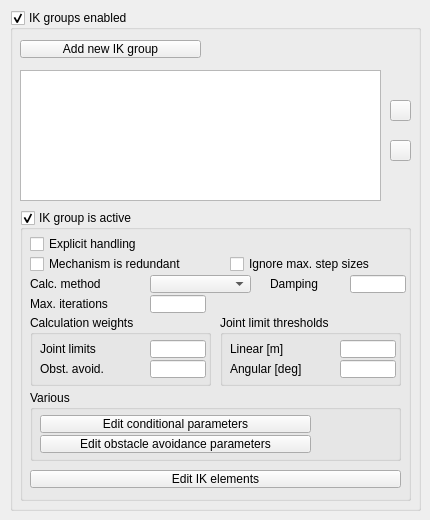
CoppeliaRobotics/coppeliaSimLib, file ui/qdlgik.ui: the form before one commit.
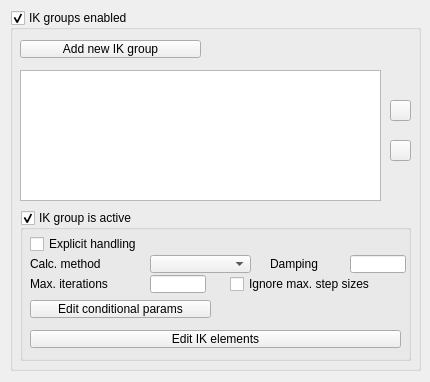
The form after the commit. Icons and pictures are not drawn.

Diff of the .ui file:
```diff
--- a/ui/qdlgik.ui
+++ b/ui/qdlgik.ui
@@ -7,7 +7,7 @@
     <x>0</x>
     <y>0</y>
     <width>430</width>
-    <height>520</height>
+    <height>382</height>
    </rect>
   </property>
   <property name="windowTitle">
@@ -22,7 +22,7 @@
      <x>10</x>
      <y>10</y>
      <width>411</width>
-     <height>501</height>
+     <height>361</height>
     </rect>
    </property>
    <property name="title">
@@ -106,7 +106,7 @@
       <x>10</x>
       <y>200</y>
       <width>391</width>
-      <height>291</height>
+      <height>151</height>
      </rect>
     </property>
     <property name="title">
@@ -134,27 +134,11 @@
       <string>Explicit handling</string>
      </property>
     </widget>
-    <widget class="QCheckBox" name="qqRedundant">
-     <property name="geometry">
-      <rect>
-       <x>10</x>
-       <y>45</y>
-       <width>201</width>
-       <height>18</height>
-      </rect>
-     </property>
-     <property name="focusPolicy">
-      <enum>Qt::StrongFocus</enum>
-     </property>
-     <property name="text">
-      <string>Mechanism is redundant</string>
-     </property>
-    </widget>
     <widget class="QLabel" name="label">
      <property name="geometry">
       <rect>
        <x>10</x>
-       <y>65</y>
+       <y>45</y>
        <width>121</width>
        <height>18</height>
       </rect>
@@ -167,7 +151,7 @@
      <property name="geometry">
       <rect>
        <x>130</x>
-       <y>65</y>
+       <y>45</y>
        <width>101</width>
        <height>18</height>
       </rect>
@@ -177,7 +161,7 @@
      <property name="geometry">
       <rect>
        <x>250</x>
-       <y>65</y>
+       <y>45</y>
        <width>81</width>
        <height>18</height>
       </rect>
@@ -190,7 +174,7 @@
      <property name="geometry">
       <rect>
        <x>330</x>
-       <y>65</y>
+       <y>45</y>
        <width>56</width>
        <height>18</height>
       </rect>
@@ -200,7 +184,7 @@
      <property name="geometry">
       <rect>
        <x>10</x>
-       <y>85</y>
+       <y>65</y>
        <width>121</width>
        <height>18</height>
       </rect>
@@ -213,7 +197,7 @@
      <property name="geometry">
       <rect>
        <x>130</x>
-       <y>85</y>
+       <y>65</y>
        <width>56</width>
        <height>18</height>
       </rect>
@@ -223,7 +207,7 @@
      <property name="geometry">
       <rect>
        <x>210</x>
-       <y>45</y>
+       <y>65</y>
        <width>181</width>
        <height>18</height>
       </rect>
@@ -235,183 +219,11 @@
       <string>Ignore max. step sizes</string>
      </property>
     </widget>
-    <widget class="QGroupBox" name="groupBox_4">
-     <property name="geometry">
-      <rect>
-       <x>10</x>
-       <y>105</y>
-       <width>181</width>
-       <height>71</height>
-      </rect>
-     </property>
-     <property name="title">
-      <string>Calculation weights</string>
-     </property>
-     <property name="flat">
-      <bool>false</bool>
-     </property>
-     <widget class="QLineEdit" name="qqWeightJointLimits">
-      <property name="geometry">
-       <rect>
-        <x>120</x>
-        <y>25</y>
-        <width>56</width>
-        <height>18</height>
-       </rect>
-      </property>
-     </widget>
-     <widget class="QLabel" name="label_4">
-      <property name="geometry">
-       <rect>
-        <x>10</x>
-        <y>25</y>
-        <width>111</width>
-        <height>18</height>
-       </rect>
-      </property>
-      <property name="text">
-       <string>Joint limits</string>
-      </property>
-     </widget>
-     <widget class="QLineEdit" name="qqWeightObstacleAvoidance">
-      <property name="geometry">
-       <rect>
-        <x>120</x>
-        <y>45</y>
-        <width>56</width>
-        <height>18</height>
-       </rect>
-      </property>
-     </widget>
-     <widget class="QLabel" name="label_5">
-      <property name="geometry">
-       <rect>
-        <x>10</x>
-        <y>45</y>
-        <width>111</width>
-        <height>18</height>
-       </rect>
-      </property>
-      <property name="text">
-       <string>Obst. avoid.</string>
-      </property>
-     </widget>
-    </widget>
-    <widget class="QGroupBox" name="groupBox_5">
-     <property name="geometry">
-      <rect>
-       <x>200</x>
-       <y>105</y>
-       <width>181</width>
-       <height>71</height>
-      </rect>
-     </property>
-     <property name="title">
-      <string>Joint limit thresholds</string>
-     </property>
-     <property name="flat">
-      <bool>false</bool>
-     </property>
-     <widget class="QLineEdit" name="qqThresholdLinear">
-      <property name="geometry">
-       <rect>
-        <x>120</x>
-        <y>25</y>
-        <width>56</width>
-        <height>18</height>
-       </rect>
-      </property>
-     </widget>
-     <widget class="QLabel" name="label_6">
-      <property name="geometry">
-       <rect>
-        <x>10</x>
-        <y>25</y>
-        <width>111</width>
-        <height>18</height>
-       </rect>
-      </property>
-      <property name="text">
-       <string>Linear [m]</string>
-      </property>
-     </widget>
-     <widget class="QLineEdit" name="qqThresholdAngular">
-      <property name="geometry">
-       <rect>
-        <x>120</x>
-        <y>45</y>
-        <width>56</width>
-        <height>18</height>
-       </rect>
-      </property>
-     </widget>
-     <widget class="QLabel" name="label_7">
-      <property name="geometry">
-       <rect>
-        <x>10</x>
-        <y>45</y>
-        <width>111</width>
-        <height>18</height>
-       </rect>
-      </property>
-      <property name="text">
-       <string>Angular [deg]</string>
-      </property>
-     </widget>
-    </widget>
-    <widget class="QGroupBox" name="groupBox_6">
-     <property name="geometry">
-      <rect>
-       <x>10</x>
-       <y>180</y>
-       <width>371</width>
-       <height>71</height>
-      </rect>
-     </property>
-     <property name="title">
-      <string>Various</string>
-     </property>
-     <property name="flat">
-      <bool>false</bool>
-     </property>
-     <widget class="QToolButton" name="qqEditConditional">
-      <property name="geometry">
-       <rect>
-        <x>10</x>
-        <y>25</y>
-        <width>271</width>
-        <height>18</height>
-       </rect>
-      </property>
-      <property name="focusPolicy">
-       <enum>Qt::StrongFocus</enum>
-      </property>
-      <property name="text">
-       <string>Edit conditional parameters</string>
-      </property>
-     </widget>
-     <widget class="QToolButton" name="qqEditObstacleAvoidance">
-      <property name="geometry">
-       <rect>
-        <x>10</x>
-        <y>45</y>
-        <width>271</width>
-        <height>18</height>
-       </rect>
-      </property>
-      <property name="focusPolicy">
-       <enum>Qt::StrongFocus</enum>
-      </property>
-      <property name="text">
-       <string>Edit obstacle avoidance parameters</string>
-      </property>
-     </widget>
-    </widget>
     <widget class="QToolButton" name="qqEditIkElements">
      <property name="geometry">
       <rect>
        <x>10</x>
-       <y>260</y>
+       <y>120</y>
        <width>371</width>
        <height>18</height>
       </rect>
@@ -423,6 +235,22 @@
       <string>Edit IK elements</string>
      </property>
     </widget>
+    <widget class="QToolButton" name="qqEditConditional">
+     <property name="geometry">
+      <rect>
+       <x>10</x>
+       <y>90</y>
+       <width>181</width>
+       <height>18</height>
+      </rect>
+     </property>
+     <property name="focusPolicy">
+      <enum>Qt::StrongFocus</enum>
+     </property>
+     <property name="text">
+      <string>Edit conditional params</string>
+     </property>
+    </widget>
    </widget>
   </widget>
  </widget>
```
Left out of the diff: 8 changed lines with no effect on the pictures.
